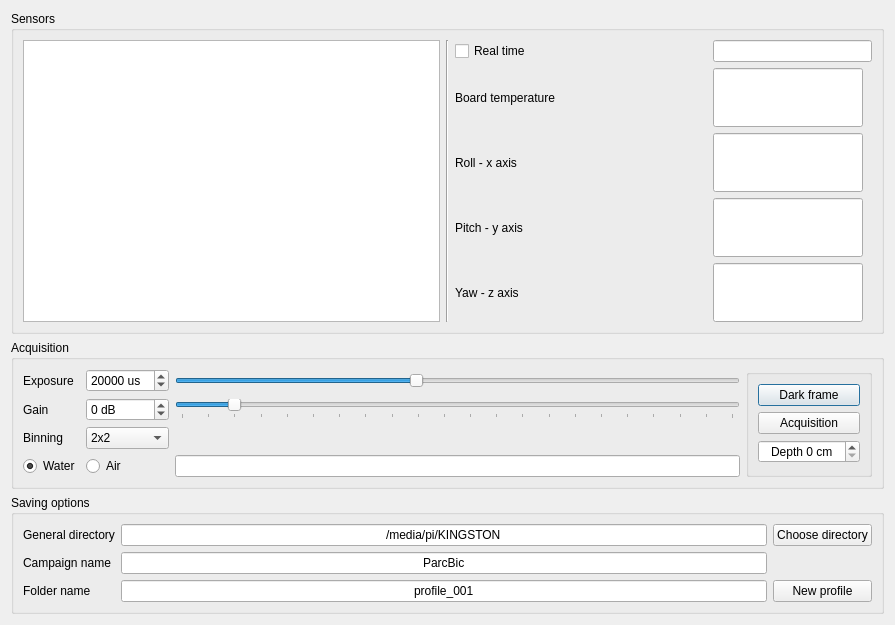
Qt form spectral_radiance.ui (RaphaelLarouche/radiance_endoscope_v3) before a commit.
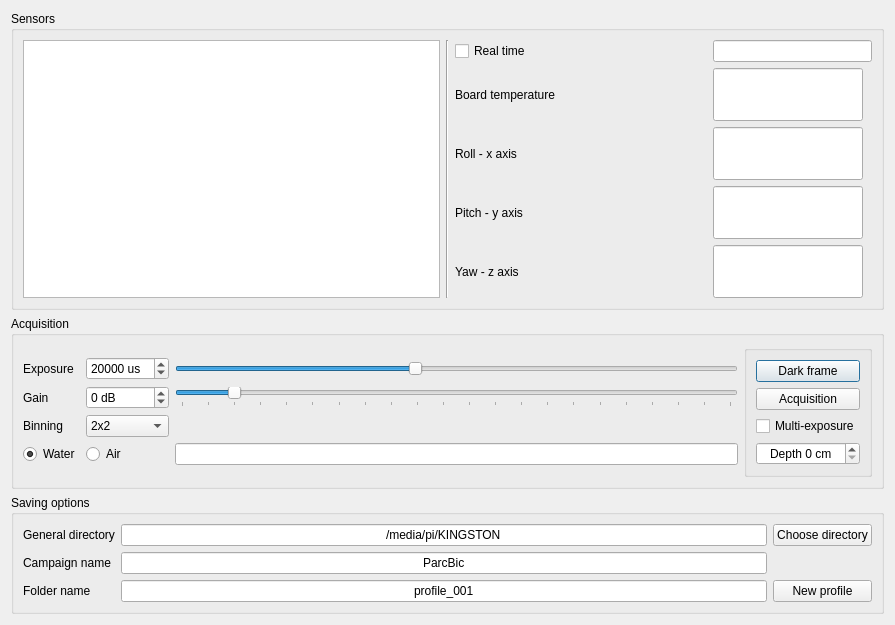
The same form after that commit. Custom widgets are drawn as their Qt base class.

Commit message: Alot of modif. mostly in radiance.py file

```diff
--- a/spectral_radiance.ui
+++ b/spectral_radiance.ui
@@ -400,6 +400,13 @@
                </property>
               </widget>
              </item>
+             <item>
+              <widget class="QCheckBox" name="multiple_exp">
+               <property name="text">
+                <string>Multi-exposure</string>
+               </property>
+              </widget>
+             </item>
              <item>
               <widget class="QSpinBox" name="depth">
                <property name="alignment">
```
The commit also changes 5 other files.
